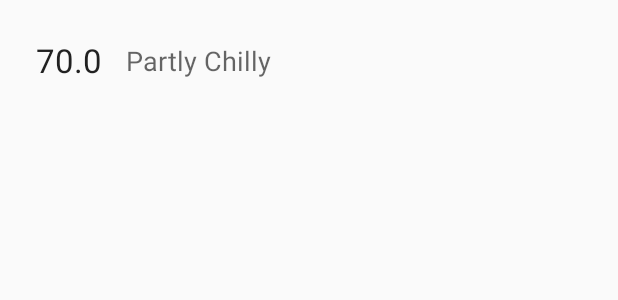
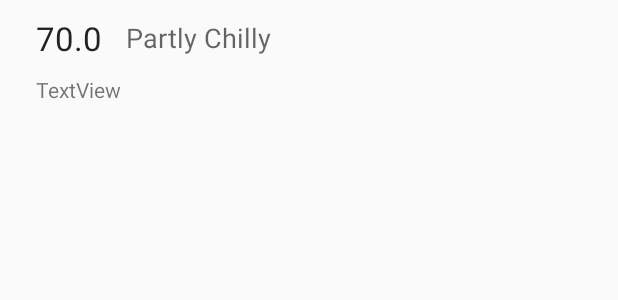
Before and after one commit to AJAkil/AD340, an Android app: the layout item_daily_forecast.xml on its own in the app's theme, with its tools: preview values and no code run, on a phone screen of 412 x 824 dp. Shown: the top 300 px of the screen. Run offline under Robolectric (Android 15) with nearby library versions, the phone set to English and light mode, and no system bars.

```diff
--- a/app/src/main/java/com/akil/ad340/DailyForecast.kt
+++ /dev/null
@@ -1,6 +0,0 @@
-package com.akil.ad340
-
-data class DailyForecast(
-    val temp:Float,
-    val description: String
-)
--- a/app/src/main/java/com/akil/ad340/forecast/CurrentForecastFragment.kt
+++ b/app/src/main/java/com/akil/ad340/forecast/CurrentForecastFragment.kt
@@ -14,6 +14,7 @@ import androidx.recyclerview.widget.LinearLayoutManager
 import androidx.recyclerview.widget.RecyclerView
 import com.akil.ad340.*
 import com.akil.ad340.api.CurrentWeather
+import com.akil.ad340.api.DailyForecast
 import com.akil.ad340.details.ForecastDetailsFragment
 import com.google.android.material.floatingactionbutton.FloatingActionButton
 
--- a/app/src/main/res/layout/item_daily_forecast.xml
+++ b/app/src/main/res/layout/item_daily_forecast.xml
@@ -4,9 +4,8 @@
     xmlns:tools="http://schemas.android.com/tools"
     android:layout_width="match_parent"
     android:layout_height="80dp"
-    android:foreground="?attr/selectableItemBackground"
     android:clickable="true"
-    >
+    android:foreground="?attr/selectableItemBackground">
 
     <TextView
         android:id="@+id/tempText"
@@ -15,7 +14,7 @@
         android:layout_marginStart="24dp"
         android:text="70.0"
         android:textAppearance="@style/TextAppearance.AppCompat.Large"
-        app:layout_constraintBottom_toBottomOf="parent"
+        app:layout_constraintBottom_toTopOf="@+id/dateText"
         app:layout_constraintStart_toStartOf="parent"
         app:layout_constraintTop_toTopOf="parent" />
 
@@ -29,4 +28,13 @@
         app:layout_constraintBottom_toBottomOf="@+id/tempText"
         app:layout_constraintStart_toEndOf="@+id/tempText"
         app:layout_constraintTop_toTopOf="@+id/tempText" />
+
+    <TextView
+        android:id="@+id/dateText"
+        android:layout_width="wrap_content"
+        android:layout_height="wrap_content"
+        android:text="TextView"
+        app:layout_constraintBottom_toBottomOf="parent"
+        app:layout_constraintStart_toStartOf="@+id/tempText"
+        app:layout_constraintTop_toBottomOf="@+id/tempText" />
 </androidx.constraintlayout.widget.ConstraintLayout>
```
Also changed, not shown: app/src/main/java/com/akil/ad340/DailyForecastAdapter.kt (+11 -2 lines), app/src/main/java/com/akil/ad340/ForecastRepository.kt (+3 -10 lines), app/src/main/java/com/akil/ad340/api/OpenWeatherMapService.kt (+9 -0 lines), app/src/main/java/com/akil/ad340/api/WeeklyForecast.kt (added, +15 -0 lines), app/src/main/java/com/akil/ad340/forecast/WeeklyForecastFragment.kt (+8 -4 lines).
